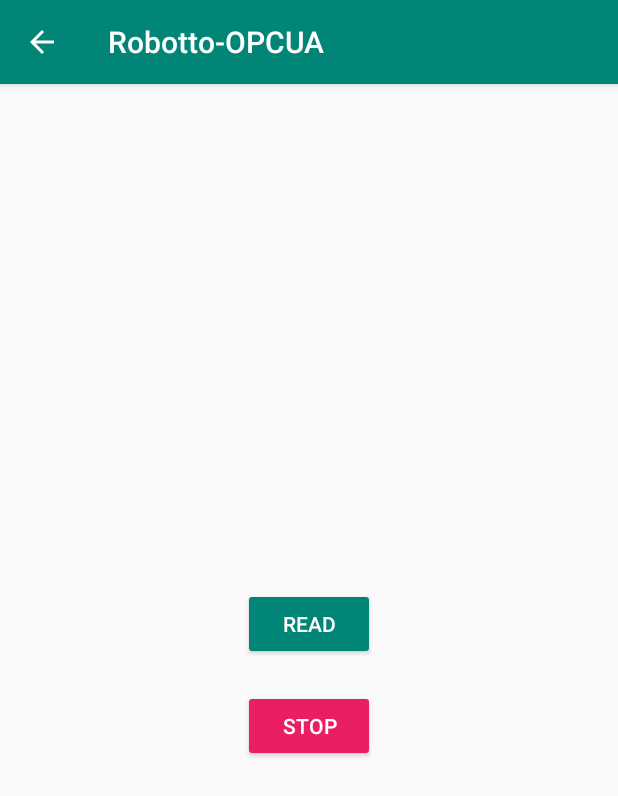
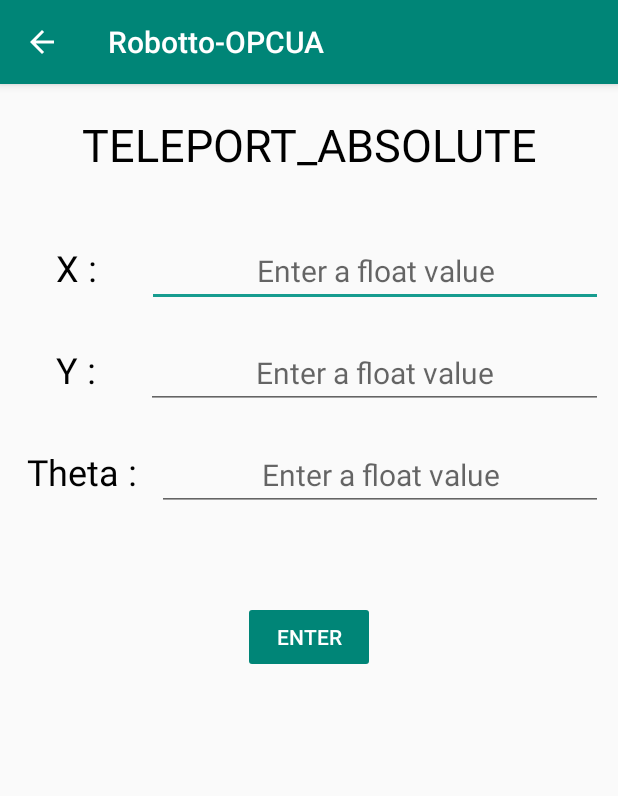
Before and after one commit to nishad-pawaskar/robOTTO-OPCUA, an Android app: the Activity1 screen opened directly, with no data from a screen before it, on a phone screen of 412 x 824 dp. Shown: the top 796 px of the screen. Run offline under Robolectric (Android 15) with nearby library versions, the phone set to English and light mode, and no system bars; libraries missing offline, so code that uses them is left out: org.opcfoundation.ua.

```diff
--- a/app/src/main/java/com/example/robotto_opcua/Activity1.java
+++ b/app/src/main/java/com/example/robotto_opcua/Activity1.java
@@ -5,8 +5,11 @@ import androidx.appcompat.app.AppCompatActivity;
 import android.content.Intent;
 import android.os.AsyncTask;
 import android.os.Bundle;
+import android.text.Editable;
+import android.text.TextWatcher;
 import android.view.View;
 import android.widget.Button;
+import android.widget.EditText;
 import android.widget.TextView;
 
 import org.opcfoundation.ua.application.Client;
@@ -42,29 +45,59 @@ import java.util.List;
 import java.util.Locale;
 
 public class Activity1 extends AppCompatActivity {
-    TextView text_view;
-    Button Stop_btn;
+    EditText x_val, y_val, theta_val;
+    Button Enter;
+    String x_string, y_string, theta_string;
     boolean Run;
 
     @Override
     protected void onCreate(Bundle savedInstanceState) {
         super.onCreate(savedInstanceState);
-        setContentView(R.layout.activity_1);
+        setContentView(R.layout.activity);
 
-        text_view = findViewById(R.id.text_view);
-        Stop_btn = findViewById(R.id.button_stop);
+//        text_view = findViewById(R.id.text_view);
+        Enter = findViewById(R.id.button_enter);
+        x_val = findViewById(R.id.x_cord);
+        y_val = findViewById(R.id.y_cord);
+        theta_val = findViewById(R.id.theta_cord);
 
-        Intent intent = getIntent();
-        String text = intent.getStringExtra(MainActivity.SIM_RESULT);
-        text_view.setText(text);
+        x_val.addTextChangedListener(valueswatcher);
+        y_val.addTextChangedListener(valueswatcher);
+        theta_val.addTextChangedListener(valueswatcher);
 
-        Stop_btn.setOnClickListener(new View.OnClickListener() {
-            @Override
-            public void onClick(View v) {
-                Run = false;
-            }
-        });
+
+//        Intent intent = getIntent();
+//        String text = intent.getStringExtra(MainActivity.SIM_RESULT);
+//        text_view.setText(text);
+
+//        Stop_btn.setOnClickListener(new View.OnClickListener() {
+//            @Override
+//            public void onClick(View v) {
+//                Run = false;
+//            }
+//        });
     }
+
+    private TextWatcher valueswatcher = new TextWatcher() {
+        @Override
+        public void beforeTextChanged(CharSequence s, int start, int count, int after) {
+
+        }
+
+        @Override
+        public void onTextChanged(CharSequence s, int start, int before, int count) {
+            x_string = x_val.getText().toString().trim();
+            y_string = y_val.getText().toString().trim();
+            theta_string = theta_val.getText().toString().trim();
+
+            Enter.setEnabled(!x_string.isEmpty() || !y_string.isEmpty() || !theta_string.isEmpty());
+        }
+
+        @Override
+        public void afterTextChanged(Editable s) {
+
+        }
+    };
 
     public void connect(View view){
         Run = true;
@@ -91,6 +124,7 @@ public class Activity1 extends AppCompatActivity {
 
             //Create Client Application Instance Certificate
             try {
+//                System.out.println("xString: " + x_string + "\nyString: " + y_string + "\nthetaString: " + theta_string);
                 KeyPair myClientApplicationInstanceCertificate = ExampleKeys.getCert(
                         getApplicationContext(), appDescription);
 
@@ -154,11 +188,14 @@ public class Activity1 extends AppCompatActivity {
                 methodRequest.setObjectId(n);
 
                 //Input Arguments for Turtlesim teleop_absolute
-                Float cords_x = 4.0f;
+//                Float cords_x = 8.0f;
+                Float cords_x = Float.valueOf(x_string);
                 Variant cords_x_InVariant = new Variant(cords_x);
-                Float cords_y = 2.0f;
+//                Float cords_y = 2.0f;
+                Float cords_y = Float.valueOf(y_string);
                 Variant cords_y_InVariant = new Variant(cords_y);
-                Float cords_ang = -45.0f;
+                Float cords_ang = Float.valueOf(theta_string);
+//                Float cords_ang = 180.0f;
                 Variant cords_ang_InVariant = new Variant(cords_ang);
                 methodRequest.setInputArguments( new Variant[] {cords_x_InVariant, cords_y_InVariant, cords_ang_InVariant});
 //                System.out.println("Input Arguments: ----------" + methodRequest.getInputArguments()[0]);
@@ -178,7 +215,7 @@ public class Activity1 extends AppCompatActivity {
 
         @Override
         protected void onPostExecute(String result){
-            text_view.setText(result);
+//            text_view.setText(result);
 //            if (Run){
 //                new ConnectionAsyncTask().execute();
 //            }
--- /dev/null
+++ b/app/src/main/res/layout/activity.xml
@@ -0,0 +1,138 @@
+<?xml version="1.0" encoding="utf-8"?>
+<RelativeLayout
+    xmlns:android="http://schemas.android.com/apk/res/android"
+    xmlns:app="http://schemas.android.com/apk/res-auto"
+    xmlns:tools="http://schemas.android.com/tools"
+    android:layout_width="match_parent"
+    android:layout_height="match_parent"
+    tools:context=".Activity1">
+
+    <TextView
+        android:layout_width="match_parent"
+        android:layout_height="wrap_content"
+        android:layout_marginTop="20dp"
+        android:textAlignment="center"
+        android:id="@+id/name"
+        android:text="TELEPORT_ABSOLUTE"
+        android:textSize="30dp"
+        android:textColor="#000000" />
+
+    <LinearLayout
+        android:layout_width="match_parent"
+        android:layout_height="wrap_content"
+        android:orientation="vertical"
+        android:id="@+id/values"
+        android:layout_below="@+id/name"
+        android:layout_marginTop="30dp">
+
+
+    <LinearLayout
+        android:layout_width="match_parent"
+        android:layout_height="wrap_content"
+        android:id="@+id/x_layout"
+        android:padding="10dp">
+
+        <TextView
+            android:layout_width="wrap_content"
+            android:layout_height="wrap_content"
+            android:text="X : "
+            android:textSize="24sp"
+            android:layout_weight="0.2"
+            android:textColor="#000000"
+            android:gravity="center" />
+        <EditText
+            android:layout_width="wrap_content"
+            android:layout_height="wrap_content"
+            android:id="@+id/x_cord"
+            android:inputType="numberDecimal"
+            android:layout_weight="0.5"
+            android:hint="Enter a float value"
+            android:textSize="20sp"
+            android:textAlignment="center" />
+    </LinearLayout>
+    <LinearLayout
+        android:layout_width="match_parent"
+        android:layout_height="wrap_content"
+        android:id="@+id/y_layout"
+        android:layout_below="@+id/x_layout"
+        android:padding="10dp">
+
+        <TextView
+            android:layout_width="wrap_content"
+            android:layout_height="wrap_content"
+            android:text="Y : "
+            android:textSize="24sp"
+            android:layout_weight="0.2"
+            android:gravity="center"
+            android:textColor="#000000" />
+        <EditText
+            android:layout_width="wrap_content"
+            android:layout_height="wrap_content"
+            android:id="@+id/y_cord"
+            android:inputType="numberDecimal"
+            android:layout_weight="0.5"
+            android:hint="Enter a float value"
+            android:textSize="20sp"
+            android:textAlignment="center" />
+    </LinearLayout>
+    <LinearLayout
+        android:layout_width="match_parent"
+        android:layout_height="wrap_content"
+        android:id="@+id/theta_layout"
+        android:layout_below="@+id/y_layout"
+        android:padding="10dp">
+
+        <TextView
+            android:layout_width="wrap_content"
+            android:layout_height="wrap_content"
+            android:text="Theta : "
+            android:textSize="24sp"
+            android:layout_weight="0.06"
+            android:gravity="center"
+            android:textColor="#000000" />
+        <EditText
+            android:layout_width="wrap_content"
+            android:layout_height="wrap_content"
+            android:id="@+id/theta_cord"
+            android:inputType="numberDecimal"
+            android:layout_weight="0.5"
+            android:hint="Enter a float value"
+            android:textSize="20sp"
+            android:textAlignment="center" />
+    </LinearLayout>
+
+    </LinearLayout>
+
+    <!--<TextView
+        android:id="@+id/text_view"
+        android:layout_width="wrap_content"
+        android:layout_height="wrap_content"
+        android:text="Hello World!"
+        android:textSize="64sp"
+        android:layout_marginTop="150dp"
+        android:layout_centerHorizontal="true"/>-->
+    <Button
+        android:id="@+id/button_enter"
+        android:layout_width="wrap_content"
+        android:layout_height="wrap_content"
+        android:layout_below="@+id/values"
+        android:layout_centerHorizontal="true"
+        android:layout_marginTop="50dp"
+        android:text="Enter"
+        android:onClick="connect"
+        android:enabled="false"
+        android:textColor="@android:color/white"
+        app:backgroundTint="@color/colorPrimary" />
+
+    <!--<Button
+        android:id="@+id/button_stop"
+        android:layout_width="wrap_content"
+        android:layout_height="wrap_content"
+        android:layout_below="@+id/button_read"
+        android:layout_centerHorizontal="true"
+        android:layout_marginTop="20dp"
+        android:layout_marginBottom="20dp"
+        android:backgroundTint="#E91E63"
+        android:text="STOP"
+        android:textColor="@android:color/white" />-->
+</RelativeLayout>
--- a/app/src/main/res/values/colors.xml
+++ b/app/src/main/res/values/colors.xml
@@ -3,4 +3,5 @@
     <color name="colorPrimary">#008577</color>
     <color name="colorPrimaryDark">#00574B</color>
     <color name="colorAccent">#179C8F</color>
+    <color name="white">#FFFFFF</color>
 </resources>
```
Also changed, not shown: app/src/main/java/com/example/robotto_opcua/MainActivity.java (+19 -6 lines), app/src/main/res/drawable/bg_round.xml (added, +7 -0 lines), app/src/main/res/layout/activity_main.xml (+1 -7 lines), app/src/main/res/layout/progressdial.xml (added, +25 -0 lines).
